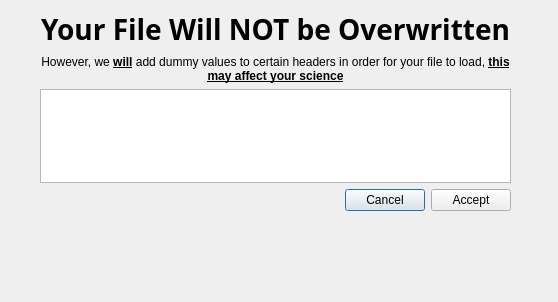
Qt form cubeviz/data_factories/ifucube_popup.ui (spacetelescope/cubeviz) before a commit.
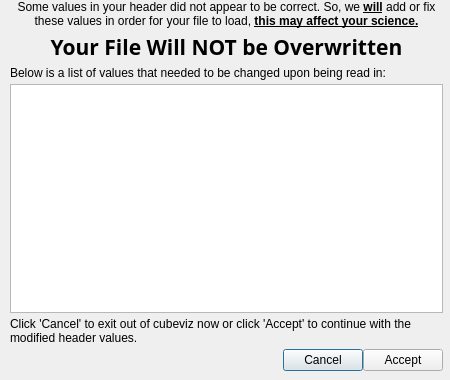
The same form after that commit.

Commit message: updated UI, re-ordered output for dialog

```diff
--- a/cubeviz/data_factories/ifucube_popup.ui
+++ b/cubeviz/data_factories/ifucube_popup.ui
@@ -6,49 +6,84 @@
    <rect>
     <x>0</x>
     <y>0</y>
-    <width>558</width>
-    <height>302</height>
+    <width>450</width>
+    <height>380</height>
    </rect>
   </property>
   <property name="sizePolicy">
-   <sizepolicy hsizetype="Preferred" vsizetype="Fixed">
+   <sizepolicy hsizetype="Fixed" vsizetype="Fixed">
     <horstretch>0</horstretch>
     <verstretch>0</verstretch>
    </sizepolicy>
   </property>
+  <property name="minimumSize">
+   <size>
+    <width>450</width>
+    <height>380</height>
+   </size>
+  </property>
+  <property name="maximumSize">
+   <size>
+    <width>450</width>
+    <height>380</height>
+   </size>
+  </property>
   <property name="windowTitle">
-   <string>Dialog</string>
+   <string>Header Value Issues</string>
   </property>
   <widget class="QWidget" name="gridLayoutWidget">
    <property name="geometry">
     <rect>
-     <x>40</x>
-     <y>10</y>
-     <width>471</width>
-     <height>201</height>
+     <x>10</x>
+     <y>0</y>
+     <width>433</width>
+     <height>371</height>
     </rect>
    </property>
    <layout class="QGridLayout" name="gridLayout">
-    <item row="1" column="0">
-     <widget class="QLabel" name="label_warning_1">
-      <property name="font">
-       <font>
-        <family>Bell MT</family>
-        <pointsize>21</pointsize>
-        <weight>75</weight>
-        <bold>true</bold>
-       </font>
-      </property>
+    <property name="sizeConstraint">
+     <enum>QLayout::SetDefaultConstraint</enum>
+    </property>
+    <property name="horizontalSpacing">
+     <number>0</number>
+    </property>
+    <property name="verticalSpacing">
+     <number>4</number>
+    </property>
+    <item row="2" column="0">
+     <widget class="QLabel" name="label_warning_2">
       <property name="text">
-       <string>Your File Will NOT be Overwritten</string>
+       <string notr="true">&lt;html&gt;&lt;head/&gt;&lt;body&gt;&lt;p&gt;Some values in your header did not appear to be correct.  So, we &lt;span style=&quot; font-weight:600; text-decoration: underline;&quot;&gt;will&lt;/span&gt; add or fix these values in order for your file to load, &lt;span style=&quot; font-weight:600; text-decoration: underline;&quot;&gt;this may affect your science.&lt;/span&gt;&lt;/p&gt;&lt;/body&gt;&lt;/html&gt;</string>
+      </property>
+      <property name="textFormat">
+       <enum>Qt::RichText</enum>
       </property>
       <property name="alignment">
        <set>Qt::AlignCenter</set>
       </property>
+      <property name="wordWrap">
+       <bool>true</bool>
+      </property>
      </widget>
     </item>
+    <item row="5" column="0">
+     <widget class="QTextBrowser" name="ifucube_log"/>
+    </item>
     <item row="4" column="0">
+     <widget class="QLabel" name="label">
+      <property name="text">
+       <string>Below is a list of values that needed to be changed upon being read in:</string>
+      </property>
+     </widget>
+    </item>
+    <item row="7" column="0">
      <layout class="QHBoxLayout" name="horizontalLayout">
+      <property name="spacing">
+       <number>0</number>
+      </property>
+      <property name="sizeConstraint">
+       <enum>QLayout::SetFixedSize</enum>
+      </property>
       <item>
        <spacer name="horizontalSpacer">
         <property name="orientation">
@@ -67,6 +102,9 @@
         <property name="text">
          <string>Cancel</string>
         </property>
+        <property name="default">
+         <bool>true</bool>
+        </property>
        </widget>
       </item>
       <item>
@@ -78,24 +116,36 @@
       </item>
      </layout>
     </item>
-    <item row="2" column="0">
-     <widget class="QLabel" name="label_warning_2">
-      <property name="text">
-       <string notr="true">&lt;html&gt;&lt;head/&gt;&lt;body&gt;&lt;p&gt;However, we &lt;span style=&quot; font-weight:600; text-decoration: underline;&quot;&gt;will&lt;/span&gt; add dummy values to certain headers in order for your file to load, &lt;span style=&quot; font-weight:600; text-decoration: underline;&quot;&gt;this may affect your science&lt;/span&gt;&lt;/p&gt;&lt;/body&gt;&lt;/html&gt;</string>
-      </property>
-      <property name="textFormat">
-       <enum>Qt::RichText</enum>
-      </property>
-      <property name="alignment">
-       <set>Qt::AlignCenter</set>
-      </property>
-      <property name="wordWrap">
-       <bool>true</bool>
-      </property>
-     </widget>
-    </item>
     <item row="3" column="0">
-     <widget class="QTextBrowser" name="ifucube_log"/>
+     <widget class="QLabel" name="label_warning_1">
+      <property name="font">
+       <font>
+        <family>Bell MT</family>
+        <pointsize>16</pointsize>
+        <weight>75</weight>
+        <bold>true</bold>
+       </font>
+      </property>
+      <property name="text">
+       <string>Your File Will NOT be Overwritten</string>
+      </property>
+      <property name="alignment">
+       <set>Qt::AlignCenter</set>
+      </property>
+     </widget>
+    </item>
+    <item row="6" column="0">
+     <widget class="QLabel" name="label_2">
+      <property name="text">
+       <string>Click 'Cancel' to exit out of cubeviz now or click 'Accept' to continue with the modified header values.</string>
+      </property>
+      <property name="wordWrap">
+       <bool>true</bool>
+      </property>
+      <property name="margin">
+       <number>4</number>
+      </property>
+     </widget>
     </item>
    </layout>
   </widget>
```
The commit also changes 1 other file.
